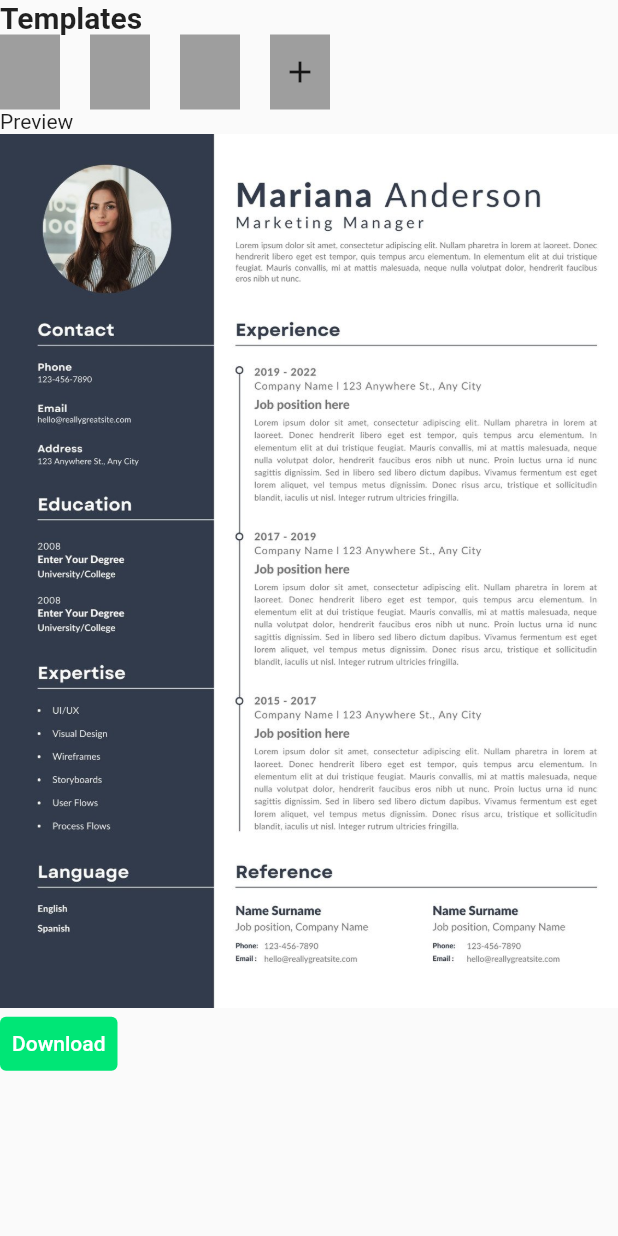
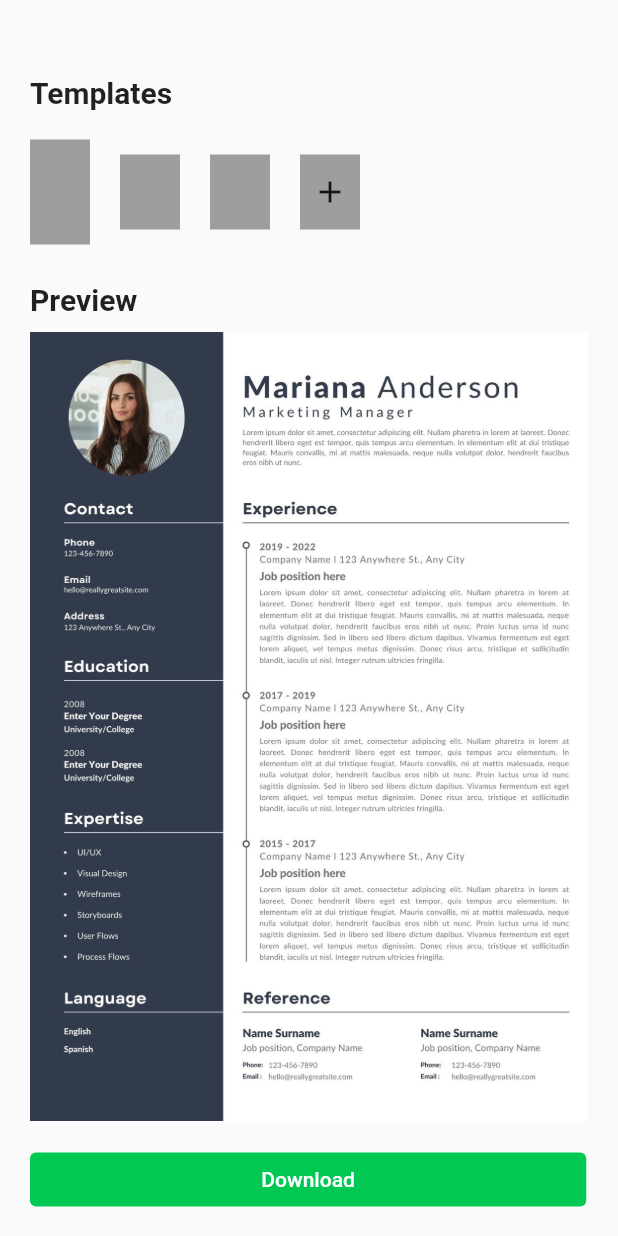
Before and after one commit to alvi-khan/Resume-Maker, a Flutter app: the Preview screen opened directly, on a phone screen of 412 x 824 dp. Run offline on Flutter 3.47's test engine with Material 2 defaults, Android fonts, the phone set to English and light mode, and no system bars; our stand-ins replace cloud_firestore, firebase_auth, firebase_core, google_sign_in; missing offline and left inert: flutter_html_to_pdf; accounts and stored records are empty.

Commit message:
Updated preview page UI.

```diff
--- a/lib/components/preview.dart
+++ b/lib/components/preview.dart
@@ -18,7 +18,8 @@ class _PreviewState extends State<Preview> {
   Widget build(BuildContext context) {
     return Scaffold(
       body: Padding(
-        padding: const EdgeInsets.only(top: 0.0),
+        padding: const EdgeInsets.only(top: 50.0, left: 20),
+        child: SingleChildScrollView(
           child: Column(
             crossAxisAlignment: CrossAxisAlignment.start,
             children: [
@@ -27,9 +28,22 @@ class _PreviewState extends State<Preview> {
                 fontSize: 20
               ),
               ),
+              SizedBox(
+                height: 20,
+              ),
               Row(
                 children: [
-                Container(color: Colors.grey, width: 40, height: 50),
+                  // ElevatedButton(
+                  //   onPressed: (){},
+                  //   style: ElevatedButton.styleFrom(
+                  //       padding: EdgeInsets.symmetric(horizontal: 0.0, vertical: 30.0),
+                  //       shape: RoundedRectangleBorder(
+                  //           borderRadius: BorderRadius.circular(10.0)
+                  //       ),
+                  //   ),
+                  //   child: Text(""),
+                  // )
+                  Container(color: Colors.grey, width: 40, height: 70),
                   SizedBox(width: 20),
                   Container(color: Colors.grey, width: 40, height: 50),
                   SizedBox(width: 20),
@@ -38,17 +52,34 @@ class _PreviewState extends State<Preview> {
                   Container(color: Colors.grey, width: 40, height: 50, child: IconButton(onPressed: () => {}, icon: Icon(Icons.add))),
                 ],
               ),
-            Text("Preview"),
-            Image(image: AssetImage("assets/images/resume_sample.jpg")),
-            TextButton(
+              SizedBox(
+                height: 25,
+              ),
+              Text("Preview", style: TextStyle(
+                  fontWeight: FontWeight.bold,
+                  fontSize: 20
+              ),
+              ),
+              SizedBox(
+                height: 10,
+              ),
+              Padding(
+                padding: const EdgeInsets.only(right: 20, bottom: 15),
+                child: Image(image: AssetImage("assets/images/resume_sample.jpg"),),
+              ),
+              SizedBox(
+                width: MediaQuery.of(context).size.width * 0.9,
+                child: TextButton(
                     onPressed: () => template.generate(),
                     child: Text("Download"),
                     style: ButtonStyle(
-                  backgroundColor: MaterialStateProperty.all<Color>(Colors.greenAccent.shade400),
+                      backgroundColor: MaterialStateProperty.all<Color>(Colors.greenAccent.shade700),
                       foregroundColor: MaterialStateProperty.all<Color>(Colors.white),
                     )
                 ),
+              ),
             ],
+          ),
         ),
       ),
     );
```
Lines whose indentation alone changed are shown as unchanged.
